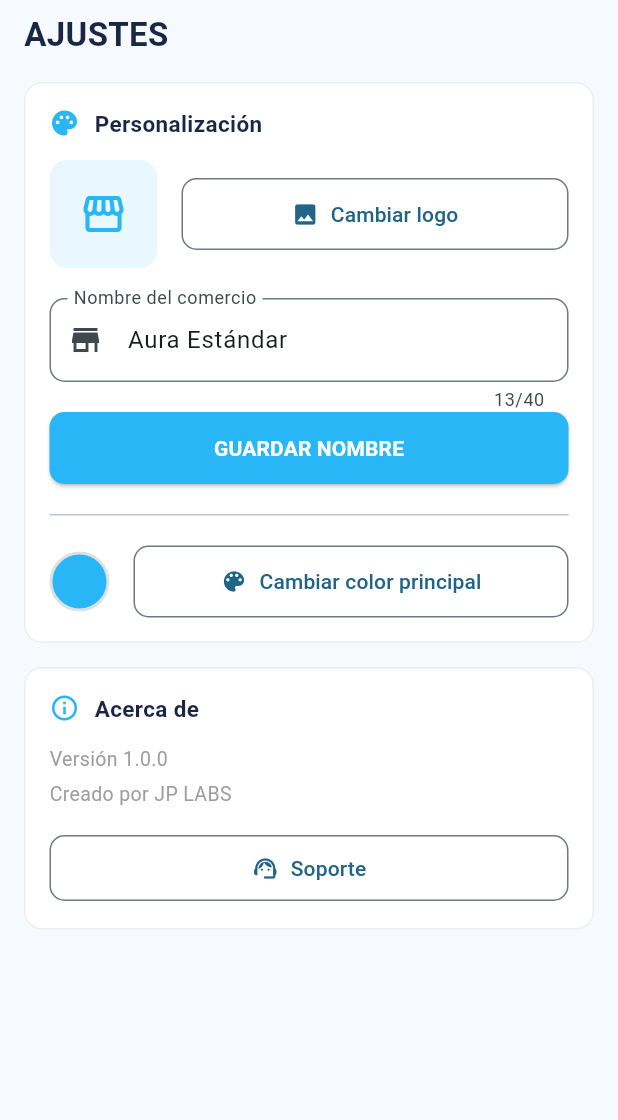
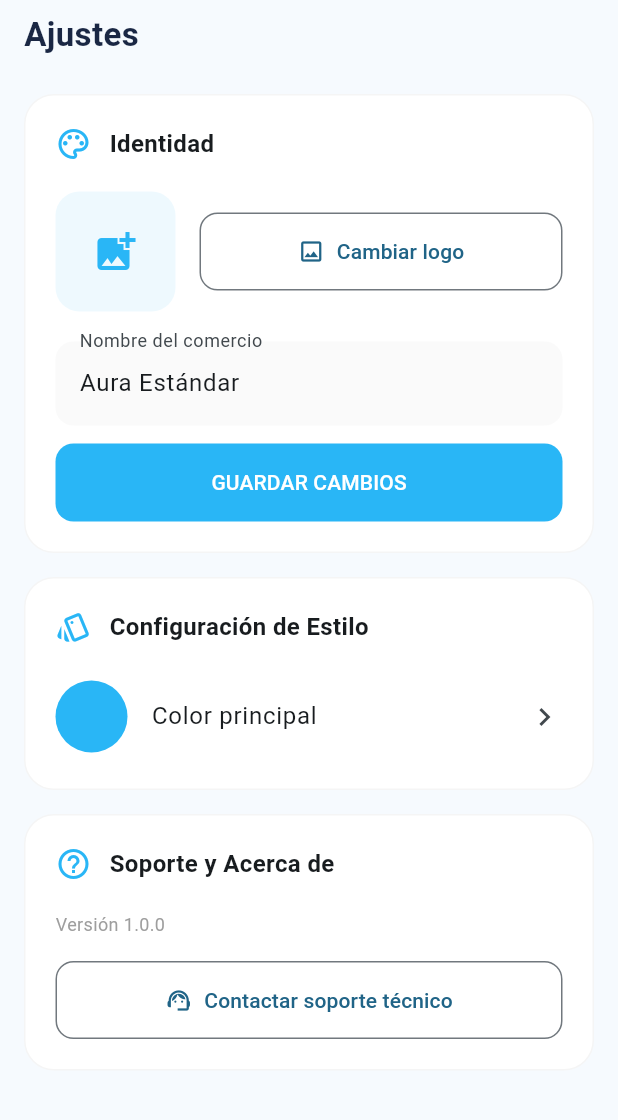
Before and after one commit to dannydiazrm-prog/Auraestandar, a Flutter app: the AjustesScreen widget shown alone on an empty page, opened directly, on a phone screen of 412 x 824 dp, the part 116-1236 px from its top. Run offline on Flutter 3.47's test engine with Material 3 defaults, Android fonts, the phone set to English and light mode, and no system bars; our stand-ins replace cloud_firestore, firebase_core, fl_chart, flutter_colorpicker, image_picker, pdf and 4 more; accounts and stored records are empty.

Commit message:
Ajustes en ajustes

```diff
--- a/lib/screens/ajustes_screen.dart
+++ b/lib/screens/ajustes_screen.dart
@@ -40,19 +40,13 @@ class _AjustesScreenState extends State<AjustesScreen> {
     setState(() => _guardandoMarca = false);
     if (!mounted) return;
     ScaffoldMessenger.of(context).showSnackBar(
-      const SnackBar(
-        content: Text('Nombre del comercio actualizado'),
-        backgroundColor: Colors.green,
-      ),
+      const SnackBar(content: Text('Nombre actualizado exitosamente'), backgroundColor: Colors.green),
     );
   }
 
   Future<void> _seleccionarLogo() async {
     final picker = ImagePicker();
-    final XFile? imagen = await picker.pickImage(
-      source: ImageSource.gallery,
-      imageQuality: 85,
-    );
+    final XFile? imagen = await picker.pickImage(source: ImageSource.gallery, imageQuality: 85);
     if (imagen == null) return;
 
     final directorio = await getApplicationDocumentsDirectory();
@@ -61,81 +55,66 @@ class _AjustesScreenState extends State<AjustesScreen> {
     await PersonalizacionService.instance.guardarLogoPath(nuevoPath);
 
     if (!mounted) return;
-    ScaffoldMessenger.of(context).showSnackBar(
-      const SnackBar(
-        content: Text('Logo actualizado'),
-        backgroundColor: Colors.green,
-      ),
-    );
     setState(() {});
   }
 
   Future<void> _abrirWhatsapp() async {
     final uri = Uri.parse('https://wa.me/595983069263');
-    if (await canLaunchUrl(uri)) {
-      await launchUrl(uri, mode: LaunchMode.externalApplication);
+    try {
+      final launched = await launchUrl(uri, mode: LaunchMode.externalApplication);
+      if (!launched && mounted) {
+        ScaffoldMessenger.of(context).showSnackBar(
+          const SnackBar(content: Text('No se pudo abrir WhatsApp. Verificá que la app esté instalada.'), backgroundColor: Colors.red),
+        );
+      }
+    } catch (e) {
+      if (mounted) {
+        ScaffoldMessenger.of(context).showSnackBar(
+          const SnackBar(content: Text('Error al conectar con soporte'), backgroundColor: Colors.red),
+        );
+      }
     }
   }
 
   Future<void> _seleccionarColor() async {
     Color colorSeleccionado = PersonalizacionService.instance.colorPrimario;
-
     final resultado = await showModalBottomSheet<Color>(
       context: context,
-      shape: const RoundedRectangleBorder(
-        borderRadius: BorderRadius.vertical(top: Radius.circular(24)),
-      ),
-      builder: (context) {
-        return Padding(
-          padding: EdgeInsets.only(
-            left: 24,
-            right: 24,
-            top: 24,
-            bottom: MediaQuery.of(context).viewInsets.bottom + 24,
-          ),
+      backgroundColor: Colors.white,
+      shape: const RoundedRectangleBorder(borderRadius: BorderRadius.vertical(top: Radius.circular(28))),
+      builder: (context) => Padding(
+        padding: const EdgeInsets.all(24),
         child: Column(
           mainAxisSize: MainAxisSize.min,
           children: [
-              Container(
-                width: 40,
-                height: 4,
-                decoration: BoxDecoration(
-                  color: Colors.grey.shade300,
-                  borderRadius: BorderRadius.circular(2),
-                ),
-              ),
-              const SizedBox(height: 20),
-              const Text(
-                'Elegí el color principal',
-                style: TextStyle(fontSize: 18, fontWeight: FontWeight.bold, color: Color(0xFF1A2744)),
-              ),
-              const SizedBox(height: 20),
+            Container(width: 40, height: 4, decoration: BoxDecoration(color: Colors.grey.shade300, borderRadius: BorderRadius.circular(2))),
+            const SizedBox(height: 24),
+            const Text('Seleccionar color principal', style: TextStyle(fontSize: 18, fontWeight: FontWeight.bold)),
+            const SizedBox(height: 24),
             ColorPicker(
               pickerColor: colorSeleccionado,
               onColorChanged: (c) => colorSeleccionado = c,
               enableAlpha: false,
-                displayThumbColor: true,
               labelTypes: const [],
-                pickerAreaHeightPercent: 0.55,
-                pickerAreaBorderRadius: BorderRadius.circular(16),
+              pickerAreaHeightPercent: 0.5,
+              pickerAreaBorderRadius: BorderRadius.circular(12),
             ),
-              const SizedBox(height: 20),
+            const SizedBox(height: 24),
             SizedBox(
               width: double.infinity,
               child: ElevatedButton(
                 style: ElevatedButton.styleFrom(
                   backgroundColor: colorSeleccionado,
                   padding: const EdgeInsets.symmetric(vertical: 16),
-                    shape: RoundedRectangleBorder(borderRadius: BorderRadius.circular(10)),
+                  shape: RoundedRectangleBorder(borderRadius: BorderRadius.circular(12)),
                 ),
                 onPressed: () => Navigator.pop(context, colorSeleccionado),
-                  child: const Text('APLICAR', style: TextStyle(color: Colors.white, fontWeight: FontWeight.bold)),
+                child: const Text('APLICAR', style: TextStyle(color: Colors.white, fontWeight: FontWeight.w700)),
               ),
             ),
           ],
         ),
-        );
-      },
+      ),
     );
 
     if (resultado != null) {
@@ -151,168 +130,109 @@ Future<void> _abrirWhatsapp() async {
       child: Column(
         crossAxisAlignment: CrossAxisAlignment.start,
         children: [
-          pageHeader('AJUSTES', context),
+          pageHeader('Ajustes', context),
+          const SizedBox(height: 8),
           _seccion(
-            titulo: 'Personalización',
-            icono: Icons.palette,
+            titulo: 'Identidad',
+            icono: Icons.palette_outlined,
             children: [
               Row(
                 children: [
                   GestureDetector(
                     onTap: _seleccionarLogo,
-                    child: ClipRRect(
-                      borderRadius: BorderRadius.circular(12),
+                    child: Container(
+                      width: 80, height: 80,
+                      decoration: BoxDecoration(
+                        color: PersonalizacionService.instance.colorPrimario.withOpacity(0.08),
+                        borderRadius: BorderRadius.circular(16),
+                      ),
                       child: PersonalizacionService.instance.logoPath != null
-                          ? Image.file(
-                              File(PersonalizacionService.instance.logoPath!),
-                              width: 72,
-                              height: 72,
-                              fit: BoxFit.cover,
-                            )
-                          : Container(
-                              width: 72,
-                              height: 72,
-                              color: PersonalizacionService.instance.colorPrimario.withOpacity(0.1),
-                              child: Icon(Icons.storefront, color: PersonalizacionService.instance.colorPrimario, size: 32),
-                            ),
+                          ? ClipRRect(borderRadius: BorderRadius.circular(16), child: Image.file(File(PersonalizacionService.instance.logoPath!), fit: BoxFit.cover))
+                          : Icon(Icons.add_photo_alternate, color: PersonalizacionService.instance.colorPrimario, size: 32),
                     ),
                   ),
                   const SizedBox(width: 16),
                   Expanded(
                     child: OutlinedButton.icon(
                       onPressed: _seleccionarLogo,
-                      icon: const Icon(Icons.image),
+                      icon: const Icon(Icons.image_outlined),
                       label: const Text('Cambiar logo'),
-                      style: OutlinedButton.styleFrom(
-                        padding: const EdgeInsets.symmetric(vertical: 14),
-                        shape: RoundedRectangleBorder(borderRadius: BorderRadius.circular(10)),
-                      ),
+                      style: OutlinedButton.styleFrom(padding: const EdgeInsets.symmetric(vertical: 16), shape: RoundedRectangleBorder(borderRadius: BorderRadius.circular(12))),
                     ),
                   ),
                 ],
               ),
               const SizedBox(height: 20),
-              TextFormField(
+              TextField(
                 controller: _nombreComercioCtrl,
-                maxLength: 40,
                 decoration: InputDecoration(
                   labelText: 'Nombre del comercio',
-                  prefixIcon: const Icon(Icons.store),
-                  border: OutlineInputBorder(borderRadius: BorderRadius.circular(10)),
-                  focusedBorder: OutlineInputBorder(
-                    borderRadius: BorderRadius.circular(10),
-                    borderSide: BorderSide(color: PersonalizacionService.instance.colorPrimario, width: 2),
+                  filled: true,
+                  fillColor: Colors.grey.shade50,
+                  border: OutlineInputBorder(borderRadius: BorderRadius.circular(12), borderSide: BorderSide.none),
                 ),
               ),
-              ),
+              const SizedBox(height: 12),
               SizedBox(
                 width: double.infinity,
-                child: ElevatedButton(
-                  style: ElevatedButton.styleFrom(
+                child: FilledButton(
+                  onPressed: _guardandoMarca ? null : _guardarNombreComercio,
+                  style: FilledButton.styleFrom(
                     backgroundColor: PersonalizacionService.instance.colorPrimario,
-                    padding: const EdgeInsets.symmetric(vertical: 14),
-                    shape: RoundedRectangleBorder(borderRadius: BorderRadius.circular(10)),
+                    padding: const EdgeInsets.symmetric(vertical: 16),
+                    shape: RoundedRectangleBorder(borderRadius: BorderRadius.circular(12)),
                   ),
-                  onPressed: _guardandoMarca ? null : _guardarNombreComercio,
-                  child: _guardandoMarca
-                      ? const SizedBox(
-                          width: 20, height: 20,
-                          child: CircularProgressIndicator(color: Colors.white, strokeWidth: 2),
-                        )
-                      : const Text('GUARDAR NOMBRE', style: TextStyle(color: Colors.white, fontWeight: FontWeight.bold)),
+                  child: _guardandoMarca ? const SizedBox(width: 20, height: 20, child: CircularProgressIndicator(color: Colors.white, strokeWidth: 2)) : const Text('GUARDAR CAMBIOS'),
                 ),
               ),
-              const SizedBox(height: 20),
-              const Divider(height: 1),
-              const SizedBox(height: 20),
-              Row(
+            ],
+          ),
+          const SizedBox(height: 16),
+          _seccion(
+            titulo: 'Configuración de Estilo',
+            icono: Icons.style_outlined,
             children: [
-                  Container(
-                    width: 40,
-                    height: 40,
-                    decoration: BoxDecoration(
-                      color: PersonalizacionService.instance.colorPrimario,
-                      shape: BoxShape.circle,
-                      border: Border.all(color: Colors.grey.shade300, width: 2),
+              ListTile(
+                contentPadding: EdgeInsets.zero,
+                leading: Container(width: 48, height: 48, decoration: BoxDecoration(color: PersonalizacionService.instance.colorPrimario, shape: BoxShape.circle)),
+                title: const Text('Color principal'),
+                trailing: const Icon(Icons.chevron_right),
+                onTap: _seleccionarColor,
               ),
+            ],
           ),
-                  const SizedBox(width: 16),
-                  Expanded(
+          const SizedBox(height: 16),
+          _seccion(
+            titulo: 'Soporte y Acerca de',
+            icono: Icons.help_outline,
+            children: [
+              const Text('Versión 1.0.0', style: TextStyle(color: Colors.grey, fontSize: 12)),
+              const SizedBox(height: 16),
+              SizedBox(
+                width: double.infinity,
                 child: OutlinedButton.icon(
-                      onPressed: _seleccionarColor,
-                      icon: const Icon(Icons.color_lens),
-                      label: const Text('Cambiar color principal'),
-                      style: OutlinedButton.styleFrom(
-                        padding: const EdgeInsets.symmetric(vertical: 14),
-                        shape: RoundedRectangleBorder(borderRadius: BorderRadius.circular(10)),
-                      ),
+                  onPressed: _abrirWhatsapp,
+                  icon: const Icon(Icons.support_agent),
+                  label: const Text('Contactar soporte técnico'),
+                  style: OutlinedButton.styleFrom(padding: const EdgeInsets.symmetric(vertical: 16), shape: RoundedRectangleBorder(borderRadius: BorderRadius.circular(12))),
                 ),
               ),
             ],
           ),
         ],
       ),
-          const SizedBox(height: 16),
-          _seccion(
-            titulo: 'Acerca de',
-            icono: Icons.info_outline,
-            children: [
-              const Text(
-                'Versión 1.0.0',
-                style: TextStyle(color: Colors.grey, fontSize: 13),
-              ),
-              const SizedBox(height: 4),
-              const Text(
-                'Creado por JP LABS',
-                style: TextStyle(color: Colors.grey, fontSize: 13),
-              ),
-              const SizedBox(height: 16),
-              SizedBox(
-                width: double.infinity,
-                child: OutlinedButton.icon(
-                  onPressed: _abrirWhatsapp,
-                  icon: const Icon(Icons.support_agent, size: 18),
-                  label: const Text('Soporte'),
-                  style: OutlinedButton.styleFrom(
-                    padding: const EdgeInsets.symmetric(vertical: 12),
-                    shape: RoundedRectangleBorder(borderRadius: BorderRadius.circular(10)),
-                  ),
-                ),
-              ),
-            ],
-          ),
-          const SizedBox(height: 24),
-        ],
-      ),
     );
   }
 
-  Widget _seccion({
-    required String titulo,
-    required IconData icono,
-    required List<Widget> children,
-  }) {
+  Widget _seccion({required String titulo, required IconData icono, required List<Widget> children}) {
     return Container(
-      padding: const EdgeInsets.all(16),
-      decoration: BoxDecoration(
-        color: Colors.white,
-        borderRadius: BorderRadius.circular(12),
-        border: Border.all(color: Colors.grey.shade200),
-      ),
+      padding: const EdgeInsets.all(20),
+      decoration: BoxDecoration(color: Colors.white, borderRadius: BorderRadius.circular(20), border: Border.all(color: Colors.grey.shade100)),
       child: Column(
         crossAxisAlignment: CrossAxisAlignment.start,
         children: [
-          Row(
-            children: [
-              Icon(icono, color: PersonalizacionService.instance.colorPrimario, size: 20),
-              const SizedBox(width: 10),
-              Text(
-                titulo,
-                style: const TextStyle(fontWeight: FontWeight.w600, color: Color(0xFF1A2744), fontSize: 15),
-              ),
-            ],
-          ),
-          const SizedBox(height: 14),
+          Row(children: [Icon(icono, color: PersonalizacionService.instance.colorPrimario), const SizedBox(width: 12), Text(titulo, style: const TextStyle(fontWeight: FontWeight.bold, fontSize: 16))]),
+          const SizedBox(height: 20),
           ...children,
         ],
       ),
```
Lines whose indentation alone changed are shown as unchanged.
